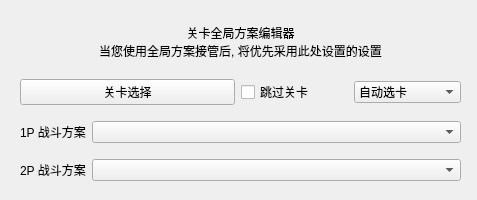
Above: resource/ui/StagePlanEditor.ui from StareAbyss/FoodsVsMiceAutoAssistant before the change. Below: the same form after it.
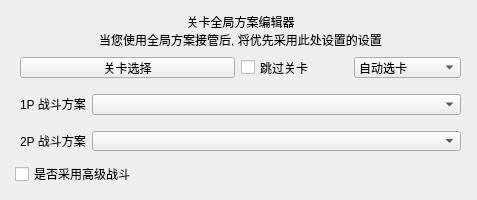
That is the form after the change. Custom widgets are drawn as their Qt base class.

Commit message: feat(高级战斗): 新添高级战斗用户接口

Diff of the .ui file:
```diff
--- a/resource/ui/StagePlanEditor.ui
+++ b/resource/ui/StagePlanEditor.ui
@@ -233,6 +233,17 @@
       </item>
      </layout>
     </item>
+    <item>
+     <layout class="QHBoxLayout" name="horizontalLayout_5">
+      <item>
+       <widget class="QCheckBox" name="senior_battle_check">
+        <property name="text">
+         <string>是否采用高级战斗</string>
+        </property>
+       </widget>
+      </item>
+     </layout>
+    </item>
    </layout>
   </widget>
  </widget>
```
The commit also changes 2 other files.
